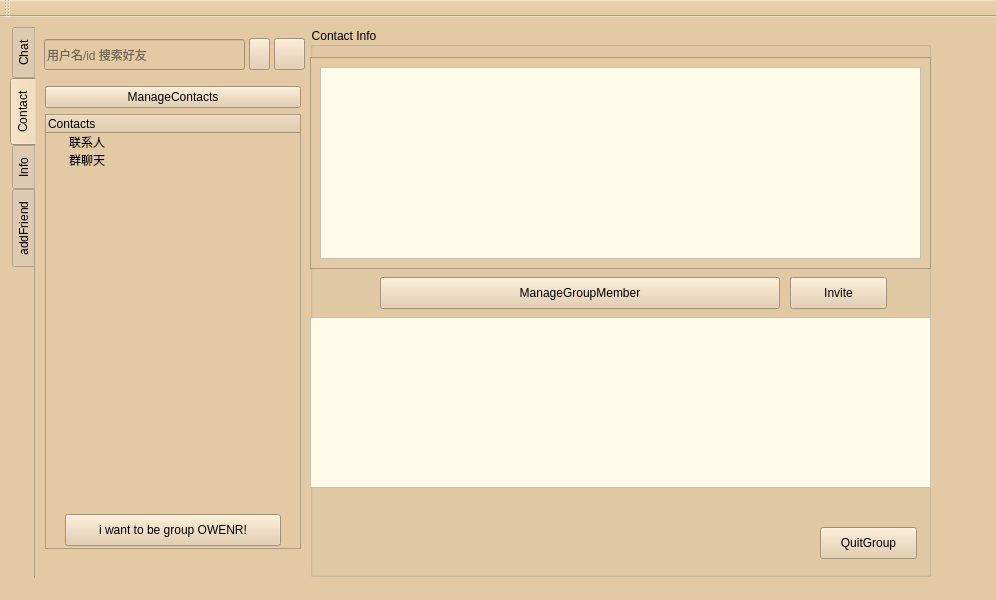
Qt form client_Trial/UI/untitled_test_basic.ui (ZerooVector/ChatProject) before a commit.
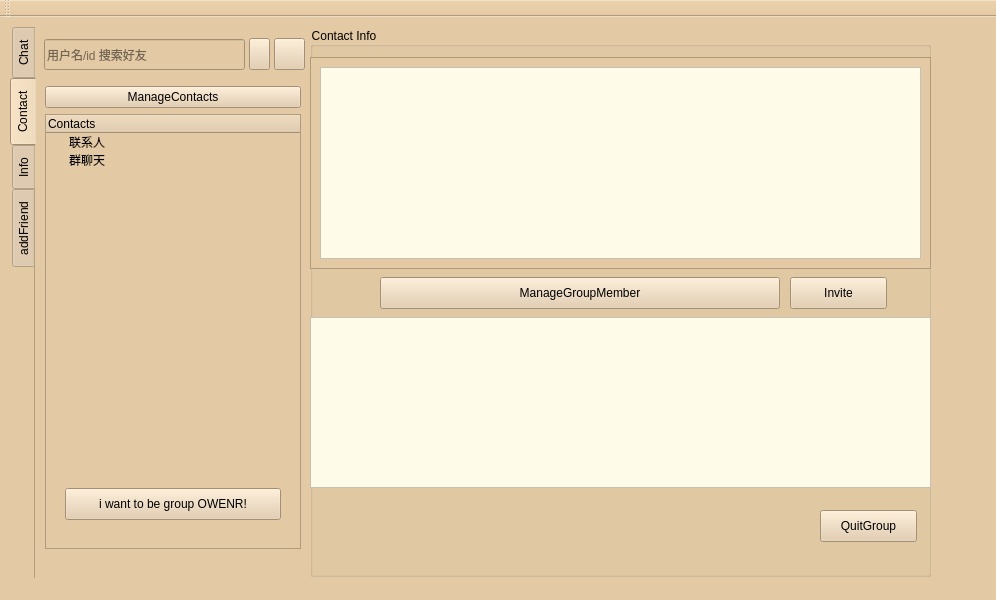
The same form after that commit. The open tabs and pages were chosen to show the change.

The edit to the form file:
```diff
--- a/client_Trial/UI/untitled_test_basic.ui
+++ b/client_Trial/UI/untitled_test_basic.ui
@@ -372,7 +372,7 @@
            <property name="geometry">
             <rect>
              <x>20</x>
-             <y>400</y>
+             <y>374</y>
              <width>216</width>
              <height>32</height>
             </rect>
@@ -510,7 +510,7 @@
        <property name="geometry">
         <rect>
          <x>510</x>
-         <y>500</y>
+         <y>483</y>
          <width>97</width>
          <height>32</height>
         </rect>
```
Left out of the diff: 2 changed lines with no effect on the pictures.
